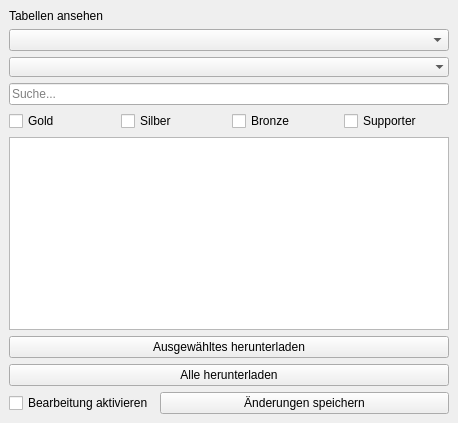
Old version of the form displaytables.ui in the repository green-lion-racing/glr-database.
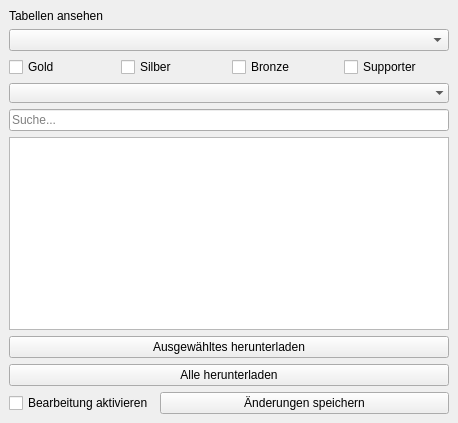
New version of the form.

What changed in the file:
```diff
--- a/displaytables.ui
+++ b/displaytables.ui
@@ -31,23 +31,6 @@
         </property>
        </widget>
       </item>
-      <item>
-       <widget class="QComboBox" name="cb_filter">
-        <property name="placeholderText">
-         <string>Filtern nach...</string>
-        </property>
-        <property name="frame">
-         <bool>false</bool>
-        </property>
-       </widget>
-      </item>
-      <item>
-       <widget class="QLineEdit" name="le_search">
-        <property name="placeholderText">
-         <string>Suche...</string>
-        </property>
-       </widget>
-      </item>
       <item>
        <layout class="QHBoxLayout" name="filterHorizontalLayout">
         <item>
@@ -80,6 +63,23 @@
         </item>
        </layout>
       </item>
+      <item>
+       <widget class="QComboBox" name="cb_filter">
+        <property name="placeholderText">
+         <string>Filtern nach...</string>
+        </property>
+        <property name="frame">
+         <bool>false</bool>
+        </property>
+       </widget>
+      </item>
+      <item>
+       <widget class="QLineEdit" name="le_search">
+        <property name="placeholderText">
+         <string>Suche...</string>
+        </property>
+       </widget>
+      </item>
       <item>
        <widget class="QTableView" name="tv_table"/>
       </item>
```
Left out of the diff: 18 changed lines with no effect on the pictures.
